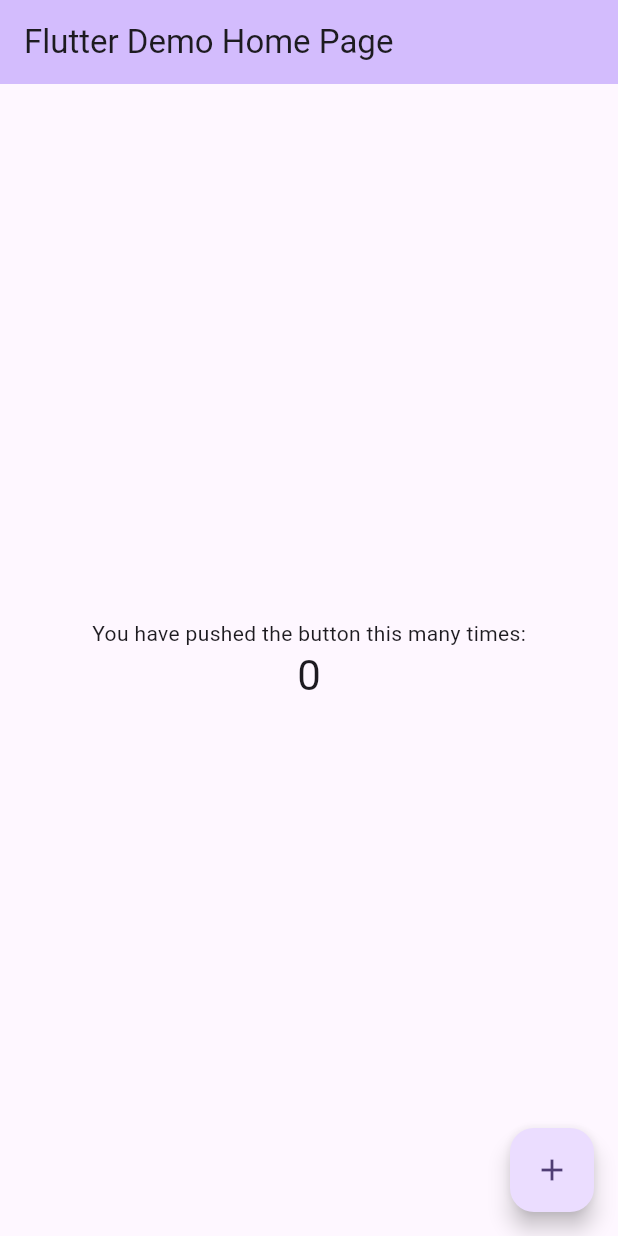
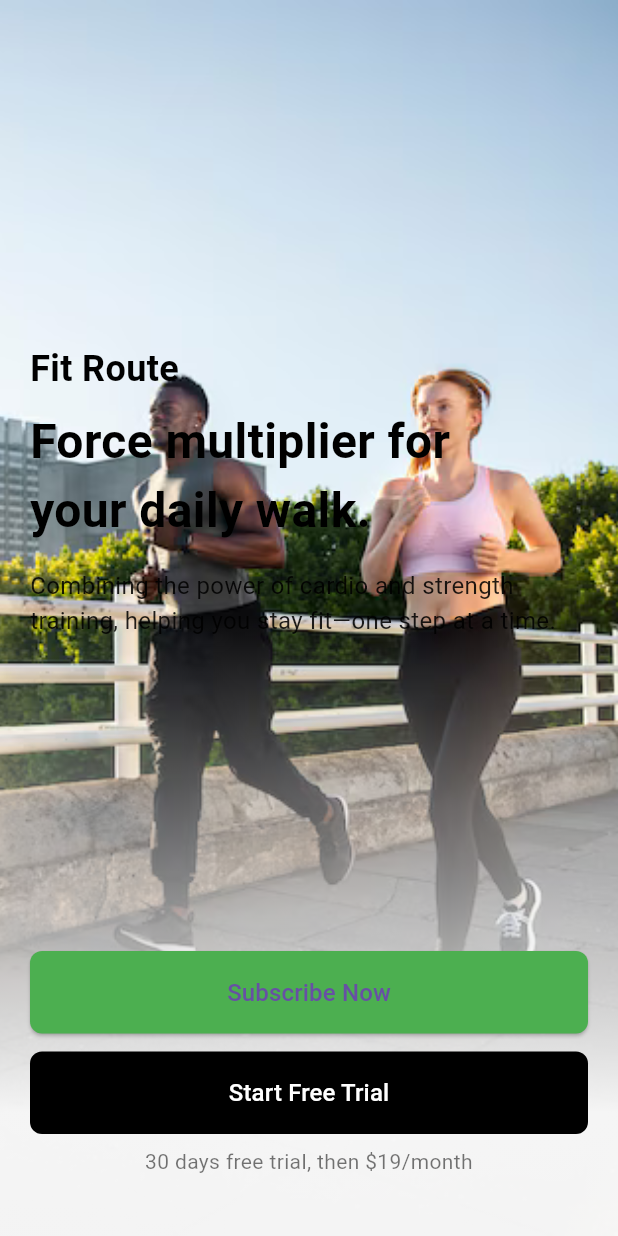
Before and after one commit to CyrusTapps/flutterSandbox, a Flutter app: the screen it shows after launch, on a phone screen of 412 x 824 dp. Run offline on Flutter 3.47's test engine with Material 3 defaults, Android fonts, the phone set to English and light mode, and no system bars; Roboto replaces fonts that are missing (SF Pro Display).

Commit message:
landing page code in main for ref

```diff
--- a/lib/main.dart
+++ b/lib/main.dart
@@ -7,119 +7,130 @@ void main() {
 class MyApp extends StatelessWidget {
   const MyApp({super.key});
 
-  // This widget is the root of your application.
   @override
   Widget build(BuildContext context) {
     return MaterialApp(
-      title: 'Flutter Demo',
+      debugShowCheckedModeBanner: false,
       theme: ThemeData(
-        // This is the theme of your application.
-        //
-        // TRY THIS: Try running your application with "flutter run". You'll see
-        // the application has a purple toolbar. Then, without quitting the app,
-        // try changing the seedColor in the colorScheme below to Colors.green
-        // and then invoke "hot reload" (save your changes or press the "hot
-        // reload" button in a Flutter-supported IDE, or press "r" if you used
-        // the command line to start the app).
-        //
-        // Notice that the counter didn't reset back to zero; the application
-        // state is not lost during the reload. To reset the state, use hot
-        // restart instead.
-        //
-        // This works for code too, not just values: Most code changes can be
-        // tested with just a hot reload.
-        colorScheme: ColorScheme.fromSeed(seedColor: Colors.deepPurple),
-        useMaterial3: true,
+        primarySwatch: Colors.blue,
+        fontFamily:
+            'SF Pro Display', // You'll need to add this font to pubspec.yaml
       ),
-      home: const MyHomePage(title: 'Flutter Demo Home Page'),
+      home: const LandingPage(),
     );
   }
 }
 
-class MyHomePage extends StatefulWidget {
-  const MyHomePage({super.key, required this.title});
-
-  // This widget is the home page of your application. It is stateful, meaning
-  // that it has a State object (defined below) that contains fields that affect
-  // how it looks.
-
-  // This class is the configuration for the state. It holds the values (in this
-  // case the title) provided by the parent (in this case the App widget) and
-  // used by the build method of the State. Fields in a Widget subclass are
-  // always marked "final".
-
-  final String title;
-
-  @override
-  State<MyHomePage> createState() => _MyHomePageState();
-}
-
-class _MyHomePageState extends State<MyHomePage> {
-  int _counter = 0;
-
-  void _incrementCounter() {
-    setState(() {
-      // This call to setState tells the Flutter framework that something has
-      // changed in this State, which causes it to rerun the build method below
-      // so that the display can reflect the updated values. If we changed
-      // _counter without calling setState(), then the build method would not be
-      // called again, and so nothing would appear to happen.
-      _counter++;
-    });
-  }
+class LandingPage extends StatelessWidget {
+  const LandingPage({super.key});
 
   @override
   Widget build(BuildContext context) {
-    // This method is rerun every time setState is called, for instance as done
-    // by the _incrementCounter method above.
-    //
-    // The Flutter framework has been optimized to make rerunning build methods
-    // fast, so that you can just rebuild anything that needs updating rather
-    // than having to individually change instances of widgets.
     return Scaffold(
-      appBar: AppBar(
-        // TRY THIS: Try changing the color here to a specific color (to
-        // Colors.amber, perhaps?) and trigger a hot reload to see the AppBar
-        // change color while the other colors stay the same.
-        backgroundColor: Theme.of(context).colorScheme.inversePrimary,
-        // Here we take the value from the MyHomePage object that was created by
-        // the App.build method, and use it to set our appbar title.
-        title: Text(widget.title),
-      ),
-      body: Center(
-        // Center is a layout widget. It takes a single child and positions it
-        // in the middle of the parent.
-        child: Column(
-          // Column is also a layout widget. It takes a list of children and
-          // arranges them vertically. By default, it sizes itself to fit its
-          // children horizontally, and tries to be as tall as its parent.
-          //
-          // Column has various properties to control how it sizes itself and
-          // how it positions its children. Here we use mainAxisAlignment to
-          // center the children vertically; the main axis here is the vertical
-          // axis because Columns are vertical (the cross axis would be
-          // horizontal).
-          //
-          // TRY THIS: Invoke "debug painting" (choose the "Toggle Debug Paint"
-          // action in the IDE, or press "p" in the console), to see the
-          // wireframe for each widget.
-          mainAxisAlignment: MainAxisAlignment.center,
-          children: <Widget>[
-            const Text(
-              'You have pushed the button this many times:',
+      body: Container(
+        decoration: BoxDecoration(
+          image: DecorationImage(
+            image:
+                AssetImage('assets/runners.png'), // Add your background image
+            fit: BoxFit.cover,
+          ),
+        ),
+        child: Container(
+          decoration: BoxDecoration(
+            gradient: LinearGradient(
+              begin: Alignment.topCenter,
+              end: Alignment.bottomCenter,
+              colors: [
+                Colors.white.withOpacity(0.0), // Fully transparent at top
+                Colors.white.withOpacity(0.95), // Nearly opaque at bottom
+              ],
+              stops: const [
+                0.5,
+                0.9
+              ], // Adjust these values to control the gradient position
             ),
-            Text(
-              '$_counter',
-              style: Theme.of(context).textTheme.headlineMedium,
+          ),
+          child: SafeArea(
+            child: Padding(
+              padding: const EdgeInsets.all(20.0),
+              child: Column(
+                crossAxisAlignment: CrossAxisAlignment.stretch,
+                children: [
+                  const Spacer(),
+                  const Text(
+                    'Fit Route',
+                    style: TextStyle(
+                      fontSize: 24,
+                      fontWeight: FontWeight.bold,
+                      color: Colors.black,
+                    ),
+                  ),
+                  const SizedBox(height: 8),
+                  const Text(
+                    'Force multiplier for\nyour daily walk.',
+                    style: TextStyle(
+                      fontSize: 32,
+                      fontWeight: FontWeight.bold,
+                      color: Colors.black,
+                    ),
+                  ),
+                  const SizedBox(height: 16),
+                  const Text(
+                    'Combining the power of cardio and strength training, helping you stay fit—one step at a time.',
+                    style: TextStyle(
+                      fontSize: 16,
+                      color: Colors.black87,
+                    ),
+                  ),
+                  const Spacer(),
+                  ElevatedButton(
+                    onPressed: () {},
+                    style: ElevatedButton.styleFrom(
+                      backgroundColor: Colors.green,
+                      padding: const EdgeInsets.symmetric(vertical: 16),
+                      shape: RoundedRectangleBorder(
+                        borderRadius: BorderRadius.circular(8),
+                      ),
+                    ),
+                    child: const Text(
+                      'Subscribe Now',
+                      style: TextStyle(fontSize: 16),
+                    ),
+                  ),
+                  const SizedBox(height: 12),
+                  TextButton(
+                    onPressed: () {},
+                    style: TextButton.styleFrom(
+                      backgroundColor: Colors.black,
+                      padding: const EdgeInsets.symmetric(vertical: 16),
+                      shape: RoundedRectangleBorder(
+                        borderRadius: BorderRadius.circular(8),
+                      ),
+                    ),
+                    child: const Text(
+                      'Start Free Trial',
+                      style: TextStyle(
+                        color: Colors.white,
+                        fontSize: 16,
+                      ),
+                    ),
+                  ),
+                  const SizedBox(height: 8),
+                  const Text(
+                    '30 days free trial, then \$19/month',
+                    textAlign: TextAlign.center,
+                    style: TextStyle(
+                      color: Colors.black54,
+                      fontSize: 14,
+                    ),
+                  ),
+                  const SizedBox(height: 20),
+                ],
+              ),
             ),
-          ],
+          ),
         ),
       ),
-      floatingActionButton: FloatingActionButton(
-        onPressed: _incrementCounter,
-        tooltip: 'Increment',
-        child: const Icon(Icons.add),
-      ), // This trailing comma makes auto-formatting nicer for build methods.
     );
   }
 }
--- a/pubspec.yaml
+++ b/pubspec.yaml
@@ -88,7 +88,7 @@ flutter:
   # To add assets to your application, add an assets section, like this:
   assets:
     - .env
-  #   - images/a_dot_ham.jpeg
+    - assets/runners.png
 
   # An image asset can refer to one or more resolution-specific "variants", see
   # https://flutter.dev/to/resolution-aware-images
```
Also changed, not shown: assets/runners.png (added).
